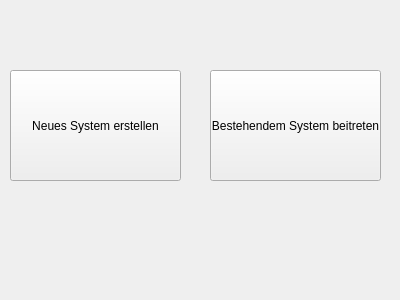
The window that KTDVS/KTDVS/View_Erstersystemstart.ui (SimonRuttmann/ClassReunionSoftware) describes before a commit, drawn with Qt 5.
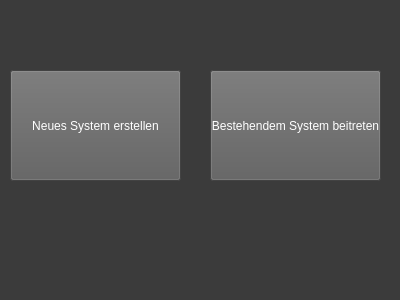
The same window after the commit.

The edit to the form file:
```diff
--- a/KTDVS/KTDVS/View_Erstersystemstart.ui
+++ b/KTDVS/KTDVS/View_Erstersystemstart.ui
@@ -13,6 +13,11 @@
   <property name="windowTitle">
    <string>Form</string>
   </property>
+  <property name="styleSheet">
+   <string notr="true">QWidget{
+	background-color: rgb(59, 59, 59);
+}</string>
+  </property>
   <widget class="QPushButton" name="NeuesSystem">
    <property name="geometry">
     <rect>
@@ -22,6 +27,12 @@
      <height>111</height>
     </rect>
    </property>
+   <property name="styleSheet">
+    <string notr="true">QPushButton{
+	background-color: rgb(93, 93, 93);
+	color: rgb(255, 255, 255);
+}</string>
+   </property>
    <property name="text">
     <string>Neues System erstellen</string>
    </property>
@@ -35,6 +46,12 @@
      <height>111</height>
     </rect>
    </property>
+   <property name="styleSheet">
+    <string notr="true">QPushButton{
+	background-color: rgb(93, 93, 93);
+	color: rgb(255, 255, 255);
+}</string>
+   </property>
    <property name="text">
     <string>Bestehendem System beitreten</string>
    </property>
```
